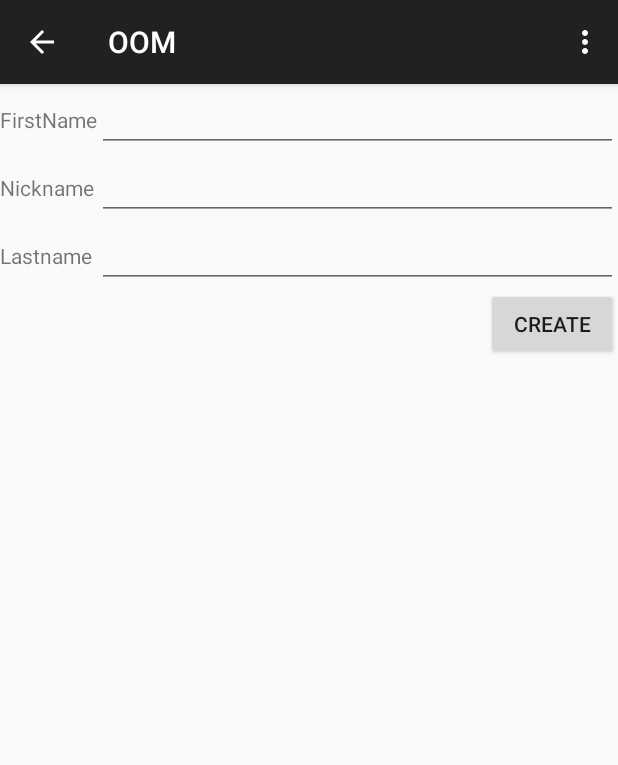
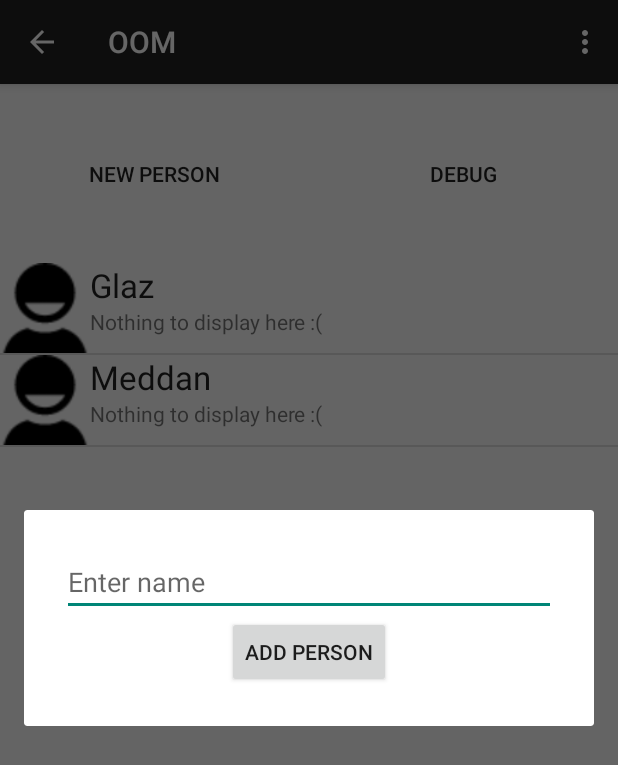
Before and after one commit to Glazastik/OOM, an Android app: the screen it shows after launch (MainActivity), after a tap on "NEW PERSON", on a phone screen of 412 x 824 dp. Shown: the top 765 px of the screen. Run offline under Robolectric (Android 15) with nearby library versions, the phone set to English and light mode, and no system bars; 2 statements that could not run were skipped.

Commit message:
Made the newperson fragment into a dialog

```diff
--- a/Android/OOM/app/src/main/java/se/chalmers/oomproject/oom/LandingFragment.java
+++ b/Android/OOM/app/src/main/java/se/chalmers/oomproject/oom/LandingFragment.java
@@ -59,10 +59,8 @@ public class LandingFragment extends android.support.v4.app.Fragment {
             @Override
             public void onClick(View v) {
                 FragmentManager fragmentManager = getActivity().getSupportFragmentManager();
-                clearBackStack();
-                fragmentManager.beginTransaction()
-                        .replace(R.id.container, NewPersonFragment.newInstance()).addToBackStack("landing")
-                        .commit();
+                NewPersonFragment pf = NewPersonFragment.newInstance();
+                pf.show(fragmentManager, "new_person");
             }
         });
 
--- a/Android/OOM/app/src/main/java/se/chalmers/oomproject/oom/NewPersonFragment.java
+++ b/Android/OOM/app/src/main/java/se/chalmers/oomproject/oom/NewPersonFragment.java
@@ -11,7 +11,7 @@ import android.widget.EditText;
 /**
  * Created by meddan on 26/03/15.
  */
-public class NewPersonFragment extends android.support.v4.app.Fragment {
+public class NewPersonFragment extends android.support.v4.app.DialogFragment {
     private static DataSingleton data;
 
     public static NewPersonFragment newInstance() {
@@ -26,15 +26,17 @@ public class NewPersonFragment extends android.support.v4.app.Fragment {
                              Bundle savedInstanceState) {
 
         View v = inflater.inflate(R.layout.fragment_newperson, container, false);
+
+        getDialog().setTitle(R.string.landing_button1);
+
         Button b = (Button) v.findViewById(R.id.createButton);
         b.setOnClickListener(new View.OnClickListener() {
             public void onClick(View b) {
                 View v = (View) b.getParent();
-                if (((EditText) v.findViewById(R.id.lnBox)).getText().toString().length() != 0 ||
-                        ((EditText) v.findViewById(R.id.fnBox)).getText().toString().length() != 0 ||
-                        ((EditText) v.findViewById(R.id.nnBox)).getText().toString().length() != 0) {
+                if (((EditText) v.findViewById(R.id.nnBox)).getText().toString().length() != 0) {
                     Person c = new Person(0, ((EditText) v.findViewById(R.id.nnBox)).getText().toString());
                     data.addNewPerson(c, getActivity());
+                    getDialog().dismiss();
                     FragmentManager fragmentManager = getActivity().getSupportFragmentManager();
                     fragmentManager.beginTransaction()
                             .replace(R.id.container, ConversationFragment.newInstance(data.getPersons().indexOf(c)))
--- a/Android/OOM/app/src/main/res/layout/fragment_newperson.xml
+++ b/Android/OOM/app/src/main/res/layout/fragment_newperson.xml
@@ -1,65 +1,35 @@
 <?xml version="1.0" encoding="utf-8"?>
 <RelativeLayout xmlns:android="http://schemas.android.com/apk/res/android"
     android:layout_width="match_parent"
-    android:layout_height="match_parent">
+    android:layout_height="match_parent"
+    android:padding="25dp">
     <TableLayout
         android:orientation="vertical" android:layout_width="match_parent"
         android:layout_height="wrap_content"
         android:id="@+id/tableLayout">
-        <TableRow android:layout_width="fill_parent">
-            <TextView
-                android:layout_width="wrap_content"
-                android:layout_height="wrap_content"
-                android:text="FirstName"
-                android:id="@+id/fnView" />
-            <EditText
-                android:layout_width="fill_parent"
-                android:layout_height="wrap_content"
-                android:id="@+id/fnBox"
-                android:layout_weight="1"
-                android:maxLines="1"
-                android:inputType="text"/>
-        </TableRow>
-        <TableRow android:layout_width="fill_parent">
-            <TextView
-                android:layout_width="wrap_content"
-                android:layout_height="wrap_content"
-                android:text="Nickname"
-                android:id="@+id/nnView" />
-            <EditText
-                android:layout_width="fill_parent"
-                android:layout_height="wrap_content"
-                android:id="@+id/nnBox"
-                android:layout_weight="1"
-                android:maxLines="1"
-                android:inputType="text"/>
-        </TableRow>
-        <TableRow android:layout_width="fill_parent">
-            <TextView
-                android:layout_width="wrap_content"
-                android:layout_height="wrap_content"
-                android:text="Lastname"
-                android:id="@+id/lnView" />
-            <EditText
-                android:layout_width="fill_parent"
-                android:layout_height="wrap_content"
-                android:id="@+id/lnBox"
-                android:layout_weight="1"
-                android:maxLines="1"
-                android:inputType="text"/>
-        </TableRow>
-        <TableRow>
-
-        </TableRow>
 
     </TableLayout>
     <Button
         android:layout_width="wrap_content"
         android:layout_height="wrap_content"
-        android:text="Create"
+        android:text="Add person"
         android:layout_gravity="end"
-        android:layout_below="@+id/tableLayout"
-        android:layout_alignParentRight="true"
         android:id="@+id/createButton"
-        android:layout_alignParentEnd="true" />
+        android:layout_below="@+id/nnBox"
+        android:layout_centerHorizontal="true" />
+
+    <EditText
+        android:layout_width="fill_parent"
+        android:layout_height="wrap_content"
+        android:id="@+id/nnBox"
+        android:layout_weight="1"
+        android:maxLines="1"
+        android:inputType="text|textCapWords"
+        android:layout_alignParentTop="true"
+        android:layout_alignParentLeft="true"
+        android:layout_alignParentStart="true"
+        android:hint="Enter name"
+        android:layout_toStartOf="@+id/createButton"
+        android:layout_alignRight="@+id/tableLayout"
+        android:layout_alignEnd="@+id/tableLayout" />
 </RelativeLayout>
```
